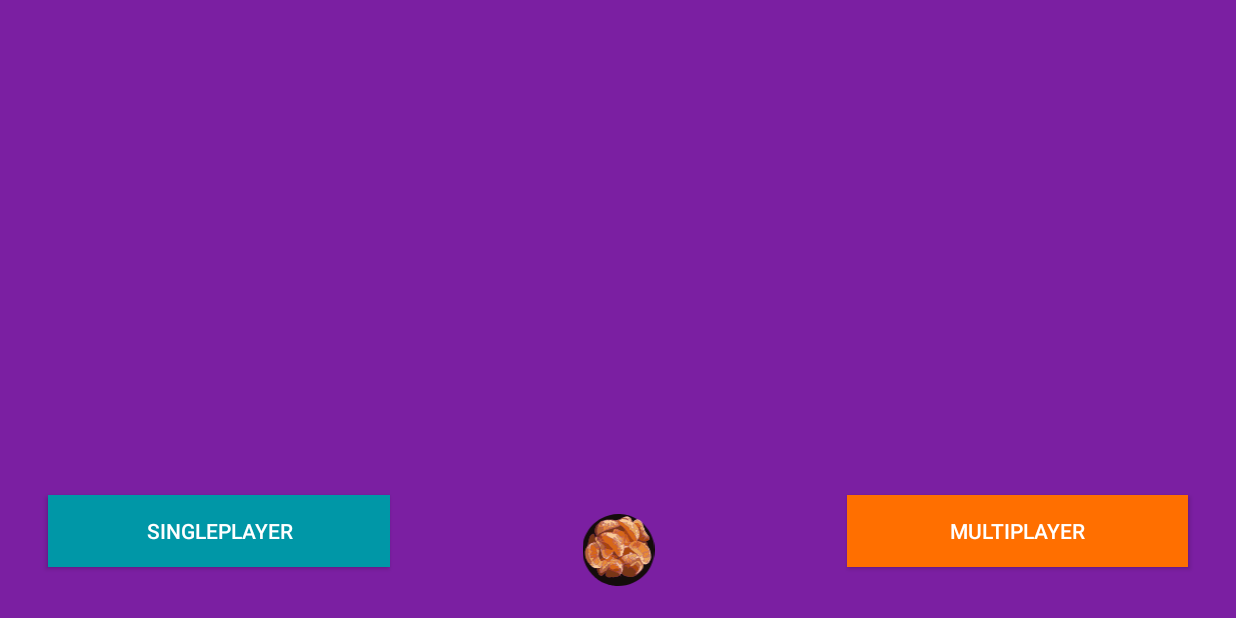
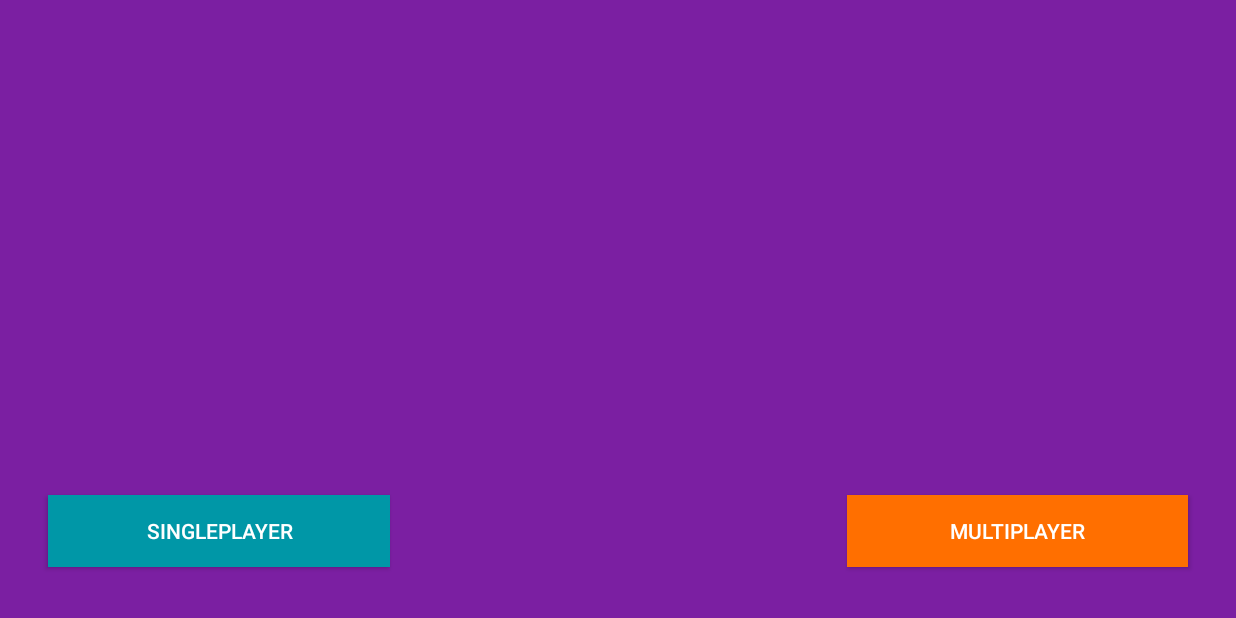
Before and after one commit to Vasques1995/PongKotlin, an Android app: the screen it shows after launch (MainActivity), on a phone screen of 824 x 412 dp (held sideways). Run offline under Robolectric (Android 15) with nearby library versions, the phone set to English and light mode, and no system bars.

```diff
--- a/app/src/main/res/layout/activity_main.xml
+++ b/app/src/main/res/layout/activity_main.xml
@@ -37,19 +37,4 @@
         app:layout_constraintEnd_toEndOf="parent"
         app:layout_constraintTop_toTopOf="parent" />
 
-    <ImageView
-        android:id="@+id/imageView2"
-        android:layout_width="51dp"
-        android:layout_height="48dp"
-        android:layout_marginBottom="8dp"
-        android:layout_marginEnd="8dp"
-        android:layout_marginStart="8dp"
-        android:layout_marginTop="8dp"
-        android:src="@drawable/ic_fruit_basket"
-        app:layout_constraintBottom_toBottomOf="parent"
-        app:layout_constraintEnd_toStartOf="@+id/settings"
-        app:layout_constraintStart_toEndOf="@+id/single"
-        app:layout_constraintTop_toTopOf="parent"
-        app:layout_constraintVertical_bias="0.962" />
-
 </android.support.constraint.ConstraintLayout>
```
Also changed, not shown: app/src/main/java/com/example/liporace/pongfinalv3/Bola.kt (+18 -21 lines).
